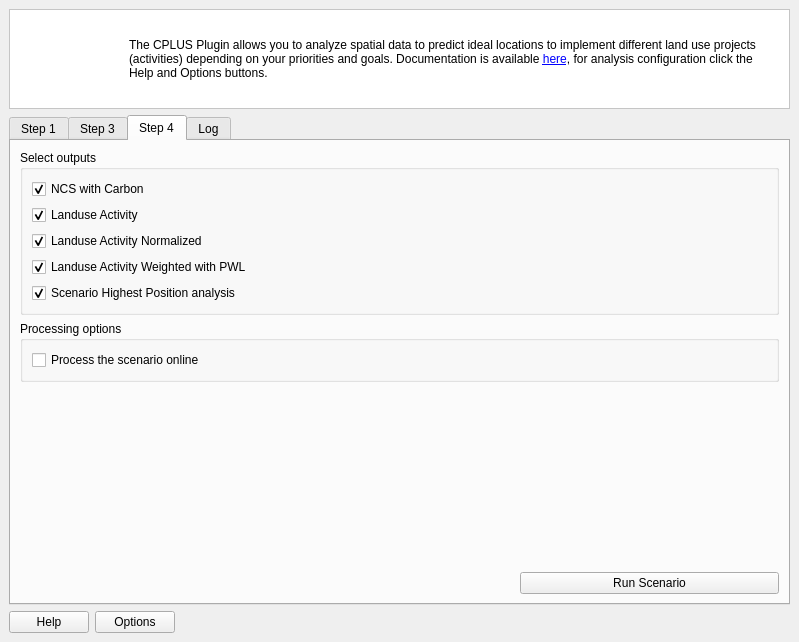
Above: src/cplus_plugin/ui/qgis_cplus_main_dockwidget.ui from ConservationInternational/cplus-plugin before the change. Below: the same form after it.
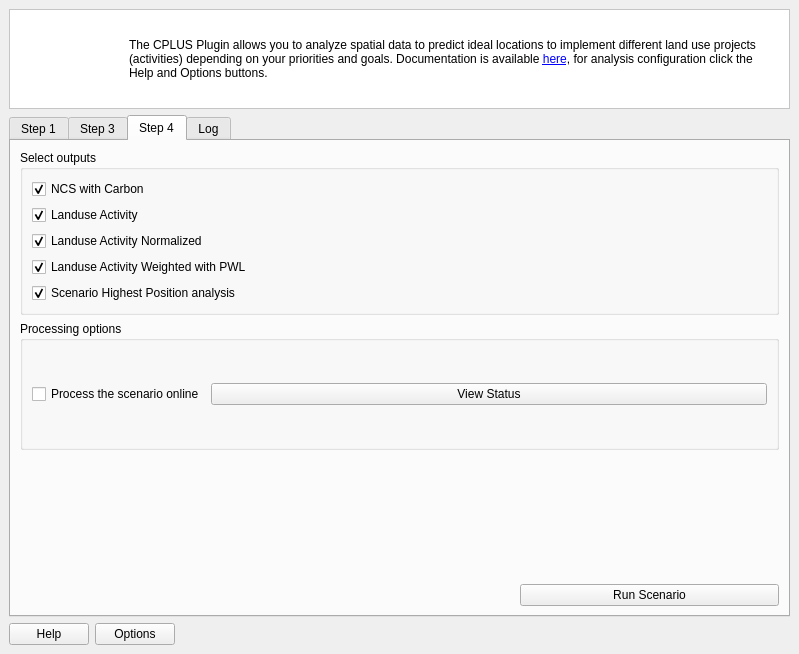
That is the form after the change. The open tabs and pages were chosen to show the change. Icons and pictures are not drawn. Custom widgets are drawn as their Qt base class.

Commit message: Add view status button and download report

The edit to the form file:
```diff
--- a/src/cplus_plugin/ui/qgis_cplus_main_dockwidget.ui
+++ b/src/cplus_plugin/ui/qgis_cplus_main_dockwidget.ui
@@ -7,7 +7,7 @@
     <x>0</x>
     <y>0</y>
     <width>799</width>
-    <height>642</height>
+    <height>654</height>
    </rect>
   </property>
   <property name="windowTitle">
@@ -521,6 +521,22 @@
              </property>
             </widget>
            </item>
+           <item row="0" column="1">
+            <widget class="QPushButton" name="view_status_btn">
+             <property name="sizePolicy">
+              <sizepolicy hsizetype="Expanding" vsizetype="Preferred">
+               <horstretch>10</horstretch>
+               <verstretch>3</verstretch>
+              </sizepolicy>
+             </property>
+             <property name="toolTip">
+              <string>&lt;html&gt;&lt;head/&gt;&lt;body&gt;&lt;p&gt;View online task status&lt;/p&gt;&lt;/body&gt;&lt;/html&gt;</string>
+             </property>
+             <property name="text">
+              <string>View Status</string>
+             </property>
+            </widget>
+           </item>
           </layout>
          </widget>
         </item>
```
Left out of the diff: 64 changed lines with no effect on the pictures. The commit also changes 7 other files.
